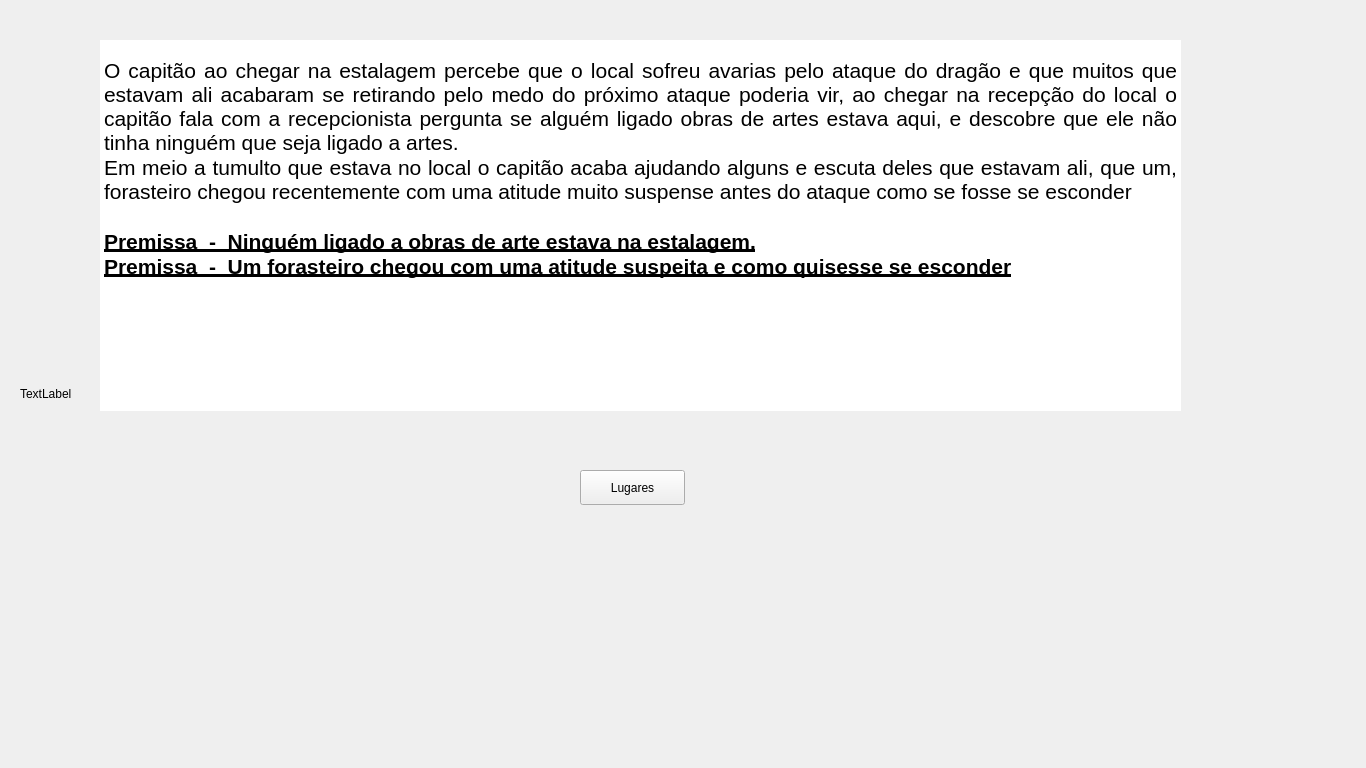
Before: the Qt Designer form ui/sixthwindow.ui in eriklemy/Detetive, drawn with Qt 5.
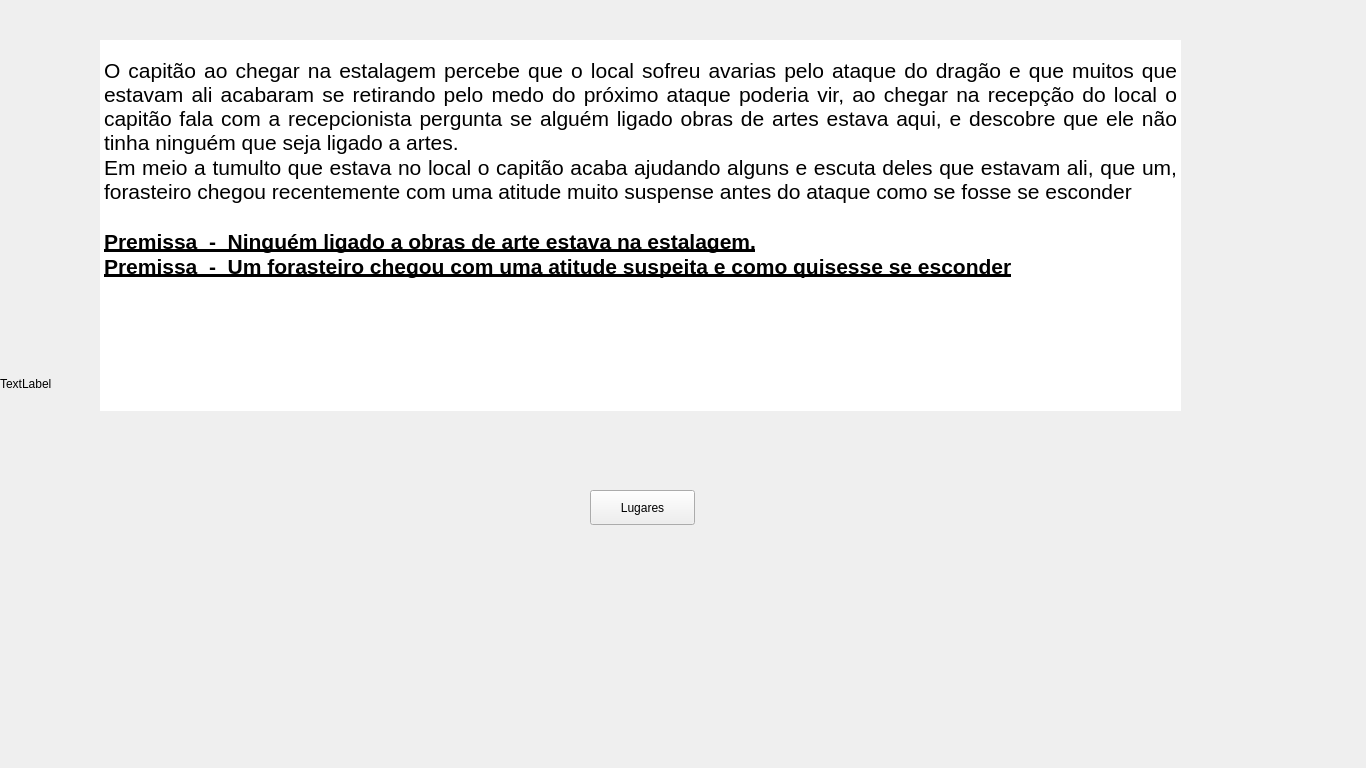
After: the same form once the commit is applied.

```diff
--- a/ui/sixthwindow.ui
+++ b/ui/sixthwindow.ui
@@ -29,8 +29,8 @@
    <widget class="QLabel" name="label">
     <property name="geometry">
      <rect>
-      <x>20</x>
-      <y>10</y>
+      <x>0</x>
+      <y>0</y>
       <width>1366</width>
       <height>768</height>
      </rect>
@@ -48,8 +48,8 @@
    <widget class="QPushButton" name="pushContinueButton">
     <property name="geometry">
      <rect>
-      <x>580</x>
-      <y>470</y>
+      <x>590</x>
+      <y>490</y>
       <width>105</width>
       <height>35</height>
      </rect>
```
